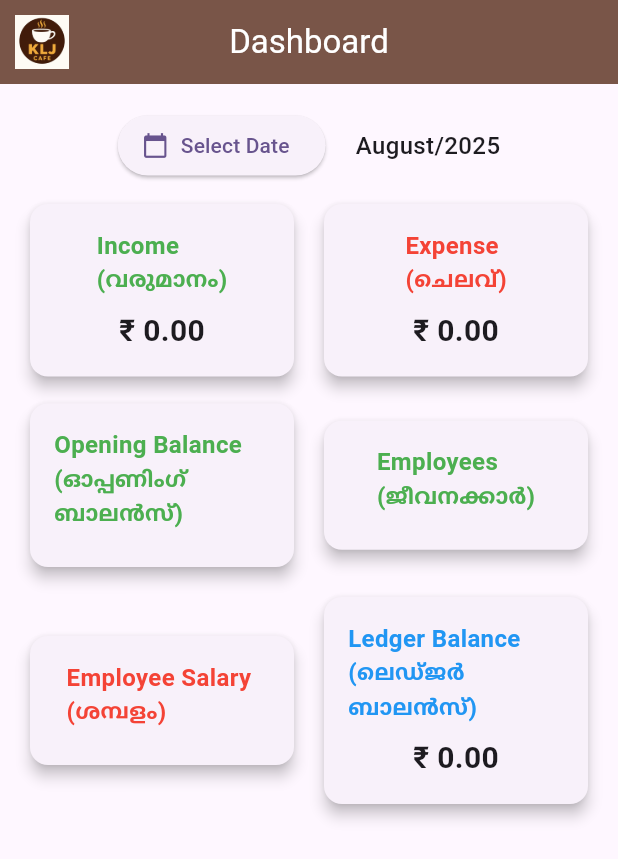
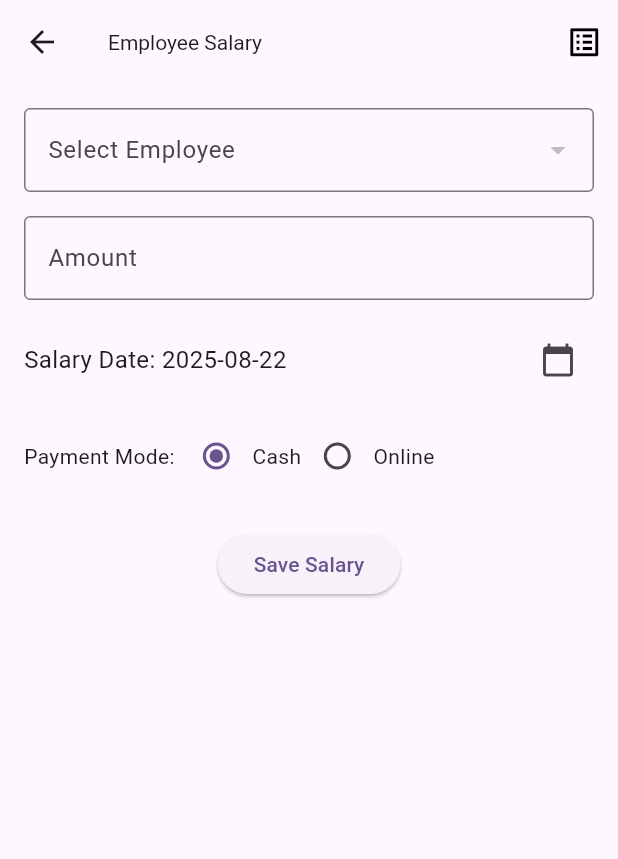
Before and after one commit to antonykj623/kljcafe, a Flutter app: the screen it shows after launch, after a tap on an icon or button, on a phone screen of 412 x 824 dp. Shown: the top 859 px of the screen. Run offline on Flutter 3.47's test engine with Material 3 defaults, Android fonts, the light colour scheme and no system bars; our stand-ins replace cross_file, file_picker, image_picker, share_plus, sqflite; accounts and stored records are empty.

Commit message:
commited by antony

```diff
--- a/lib/databaseHelper/databasehelper.dart
+++ b/lib/databaseHelper/databasehelper.dart
@@ -53,11 +53,45 @@ class DatabaseHelper {
     phone TEXT,
     documents TEXT,
     joiningDate TEXT
-  )
+  );
+''');
+
+
+        await db.execute('''
+CREATE TABLE employee_salary (
+    id INT AUTO_INCREMENT PRIMARY KEY,
+    employee_id INT NOT NULL,
+    salary DECIMAL(10,2) NOT NULL,
+    salary_date DATE NOT NULL,
+    amount DECIMAL(10,2) NOT NULL,
+    payment_mode  NOT NULL,
+    created_at TEXT NOT NULL
+);
+
 ''');
       },
     );
   }
+
+
+
+  Future<int> insertSalary(Map<String, dynamic> record) async {
+    final db = await DatabaseHelper().db;
+    return await db.insert("employee_salary", record);
+  }
+
+  Future<List<Map<String, dynamic>>> getSalariesByDate(String date) async {
+    final dbClient = await db;
+    return await dbClient.rawQuery('''
+      SELECT es.id, e.name AS employee_name, es.salary, es.amount, es.salary_date, es.payment_mode
+      FROM employee_salary es
+      JOIN employees e ON es.employee_id = e.id
+      WHERE es.salary_date = ?
+      ORDER BY es.salary_date DESC
+    ''', [date]);
+  }
+
+
 
   // Get SUM of opening balance between two dates (inclusive)
   Future<double> getSumOfOpeningBalance(String fromDate, String toDate) async {
--- /dev/null
+++ b/lib/model/EmployeeSalary.dart
@@ -0,0 +1,25 @@
+class EmployeeSalary {
+  final int employeeId;
+  final double salary;
+  final DateTime salaryDate;
+  final double amount;
+  final String paymentMode; // "Cash" or "Online"
+
+  EmployeeSalary({
+    required this.employeeId,
+    required this.salary,
+    required this.salaryDate,
+    required this.amount,
+    required this.paymentMode,
+  });
+
+  Map<String, dynamic> toMap() {
+    return {
+      'employee_id': employeeId,
+      'salary': salary,
+      'salary_date': salaryDate.toIso8601String(),
+      'amount': amount,
+      'payment_mode': paymentMode,
+    };
+  }
+}
--- /dev/null
+++ b/lib/screens/addEmployeeSalary.dart
@@ -0,0 +1,229 @@
+import 'package:flutter/material.dart';
+import 'package:kljcafe/databaseHelper/databasehelper.dart';
+
+import '../model/Employee.dart';
+import 'package:intl/intl.dart';
+import 'employee_salarylist.dart';
+
+class EmployeeSalaryPage extends StatefulWidget {
+  const EmployeeSalaryPage({super.key});
+
+  @override
+  State<EmployeeSalaryPage> createState() => _EmployeeSalaryPageState();
+}
+
+class _EmployeeSalaryPageState extends State<EmployeeSalaryPage> {
+  final _formKey = GlobalKey<FormState>();
+
+  // Dummy employee list (You can load from DB later)
+List<Employee> _employees = [
+
+  ];
+
+  Employee? _selectedEmployee;
+  final TextEditingController _salaryController = TextEditingController();
+  final TextEditingController _amountController = TextEditingController();
+  DateTime _salaryDate = DateTime.now();
+  String _paymentMode = "Cash";
+
+  @override
+  void initState() {
+    // TODO: implement initState
+    super.initState();
+    _loadEmployees();
+  }
+
+  Future<void> _loadEmployees() async {
+    final list = await new DatabaseHelper() .getEmployees();
+    setState(() {
+      _employees = list;
+    });
+  }
+
+
+  @override
+  Widget build(BuildContext context) {
+    return Scaffold(
+      appBar: AppBar(title:  Text("Employee Salary",style: TextStyle(fontSize: 14),),
+
+        actions: [
+
+          Padding(padding: EdgeInsets.all(10),
+
+
+          child: GestureDetector(
+
+            onTap: (){
+              Navigator.push(
+                context,
+                MaterialPageRoute(builder: (context) =>  EmployeeSalaryListPage()),
+              );
+
+            },
+            child: Icon(Icons.list_alt,size: 25,color: Colors.black,),
+
+
+
+
+
+          ),
+
+          )
+
+
+
+        ],
+
+
+      ),
+      body: Padding(
+        padding: const EdgeInsets.all(16),
+        child: Form(
+          key: _formKey,
+          child: Column(
+            children: [
+              // Employee Dropdown
+              DropdownButtonFormField<Employee>(
+                decoration:  InputDecoration(
+                  labelText: "Select Employee",
+                  border: OutlineInputBorder(),
+                ),
+                value: _selectedEmployee,
+                items: _employees.map((emp) {
+                  return DropdownMenuItem(
+                    value: emp,
+                    child: Text(emp.name),
+                  );
+                }).toList(),
+                onChanged: (value) {
+                  setState(() {
+                    _selectedEmployee = value;
+                  });
+                },
+                validator: (value) =>
+                value == null ? "Please select an employee" : null,
+              ),
+              const SizedBox(height: 16),
+
+              // Salary
+              // TextFormField(
+              //   controller: _salaryController,
+              //   decoration: const InputDecoration(
+              //     labelText: "Salary",
+              //     border: OutlineInputBorder(),
+              //   ),
+              //   keyboardType: TextInputType.number,
+              //   validator: (value) =>
+              //   value!.isEmpty ? "Enter salary" : null,
+              // ),
+              // const SizedBox(height: 16),
+
+              // Amount
+              TextFormField(
+                controller: _amountController,
+                decoration: const InputDecoration(
+                  labelText: "Amount",
+                  border: OutlineInputBorder(),
+                ),
+                keyboardType: TextInputType.number,
+                validator: (value) =>
+                value!.isEmpty ? "Enter amount" : null,
+              ),
+              const SizedBox(height: 16),
+
+              // Salary Date
+              Row(
+                children: [
+                  Expanded(
+                    child: Text(
+                      "Salary Date: ${_salaryDate.toLocal().toString().split(' ')[0]}",
+                      style: const TextStyle(fontSize: 16),
+                    ),
+                  ),
+                  IconButton(
+                    icon: const Icon(Icons.calendar_today),
+                    onPressed: () async {
+                      DateTime? picked = await showDatePicker(
+                        context: context,
+                        initialDate: _salaryDate,
+                        firstDate: DateTime(2000),
+                        lastDate: DateTime(2100),
+                      );
+                      if (picked != null) {
+                        setState(() {
+                          _salaryDate = picked;
+                        });
+                      }
+                    },
+                  ),
+                ],
+              ),
+              const SizedBox(height: 16),
+
+              // Payment Mode (Radio)
+              Row(
+                children: [
+                  const Text("Payment Mode: "),
+                  Expanded(
+                    child: Row(
+                      children: [
+                        Radio<String>(
+                          value: "Cash",
+                          groupValue: _paymentMode,
+                          onChanged: (value) {
+                            setState(() {
+                              _paymentMode = value!;
+                            });
+                          },
+                        ),
+                        const Text("Cash"),
+                        Radio<String>(
+                          value: "Online",
+                          groupValue: _paymentMode,
+                          onChanged: (value) {
+                            setState(() {
+                              _paymentMode = value!;
+                            });
+                          },
+                        ),
+                        const Text("Online"),
+                      ],
+                    ),
+                  ),
+                ],
+              ),
+              const SizedBox(height: 24),
+
+              // Submit Button
+              ElevatedButton(
+                onPressed: () async {
+                  if (_formKey.currentState!.validate()) {
+                    final String _todayDate = DateFormat('dd/MM/yyyy').format(_salaryDate);
+                    final String _currdate = DateFormat('dd/MM/yyyy').format(DateTime.now());
+
+
+                    await new DatabaseHelper().insertSalary({
+                      "employee_id": _selectedEmployee!.id,
+                      "salary": double.parse(_amountController.text),
+                      "salary_date": _todayDate,
+                      "amount": double.parse(_amountController.text),
+                      "payment_mode": _paymentMode,
+                      "created_at":_currdate
+                    });
+                    _amountController.clear();
+                    ScaffoldMessenger.of(context).showSnackBar(
+                      SnackBar(
+                        content: Text("Salary details saved"),
+                      ),
+                    );
+                  }
+                },
+                child: const Text("Save Salary"),
+              ),
+            ],
+          ),
+        ),
+      ),
+    );
+  }
+}
--- a/lib/screens/main_page.dart
+++ b/lib/screens/main_page.dart
@@ -5,6 +5,7 @@ import 'package:kljcafe/screens/expense_screen.dart';
 import 'package:kljcafe/screens/income_screen.dart';
 import 'package:intl/intl.dart';
 import '../databaseHelper/databasehelper.dart';
+import 'addEmployeeSalary.dart';
 import 'ledger_screen.dart';
 
 class DashboardPage extends StatefulWidget {
@@ -274,6 +275,21 @@ class _DashboardPageState extends State<DashboardPage> {
 
 
           }
+
+        else if(title.contains("Employee Salary"))
+        {
+          final result = await Navigator.push(
+            context,
+            MaterialPageRoute(builder: (context) => EmployeeSalaryPage()),
+          );
+          if (result != null||result==null) {
+
+            getDataByDate();
+
+          }
+
+
+        }
       },
     )
 
--- /dev/null
+++ b/lib/utils/salaryexport.dart
@@ -0,0 +1,45 @@
+import 'dart:io';
+import 'package:path_provider/path_provider.dart';
+import 'package:share_plus/share_plus.dart';
+import 'package:intl/intl.dart';
+import '../databaseHelper/databasehelper.dart';
+
+
+class SalaryExporter {
+  static Future<void> exportAndShare(String date) async {
+    // 1. Get records from DB
+    final db = DatabaseHelper();
+    final records = await db.getSalariesByDate(date);
+
+    if (records.isEmpty) {
+      throw Exception("No salary records found for $date");
+    }
+
+    // 2. Build text content
+    StringBuffer buffer = StringBuffer();
+    buffer.writeln("Employee Salary Records for $date\n");
+    buffer.writeln("--------------------------------------------------");
+
+    for (var record in records) {
+      buffer.writeln("Employee: ${record['employee_name']}");
+      buffer.writeln("Salary  : ${record['salary']}");
+      buffer.writeln("Amount  : ${record['amount']}");
+      buffer.writeln("Mode    : ${record['payment_mode']}");
+      buffer.writeln("Date    : ${record['salary_date']}");
+      buffer.writeln("Created Date    : ${record['created_at']}");
+      buffer.writeln("--------------------------------------------------");
+    }
+
+    DateTime date1 = DateFormat('dd/MM/yyyy').parse(date);
+    String dt=DateFormat('dd-MM-yyyy').format(date1);
+
+    // 3. Save to file
+    final directory = await getApplicationDocumentsDirectory();
+    final filePath = "${directory.path}/salary_records_$dt.txt";
+    final file = File(filePath);
+    await file.writeAsString(buffer.toString());
+
+    // 4. Share file
+    await Share.shareXFiles([XFile(file.path)], text: "Salary records for $date");
+  }
+}
```
Also changed, not shown: lib/screens/employee_salarylist.dart (added, +144 -0 lines).
